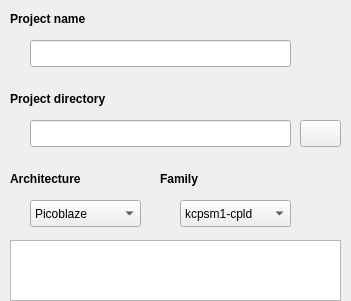
Above: IDE/GUI/dialogs/projectdlg/projectdlg_general.ui from AbyssAbbeba/MDS-picoblaze-AVR-ide before the change. Below: the same form after it.
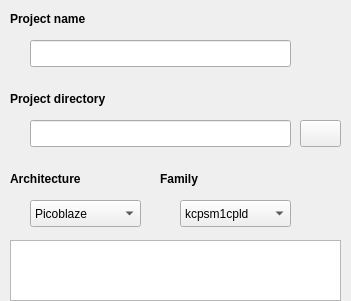
That is the form after the change.

The edit to the form file:
```diff
--- a/IDE/GUI/dialogs/projectdlg/projectdlg_general.ui
+++ b/IDE/GUI/dialogs/projectdlg/projectdlg_general.ui
@@ -114,7 +114,7 @@
    </property>
    <item>
     <property name="text">
-     <string>kcpsm1-cpld</string>
+     <string>kcpsm1cpld</string>
     </property>
    </item>
    <item>
```
